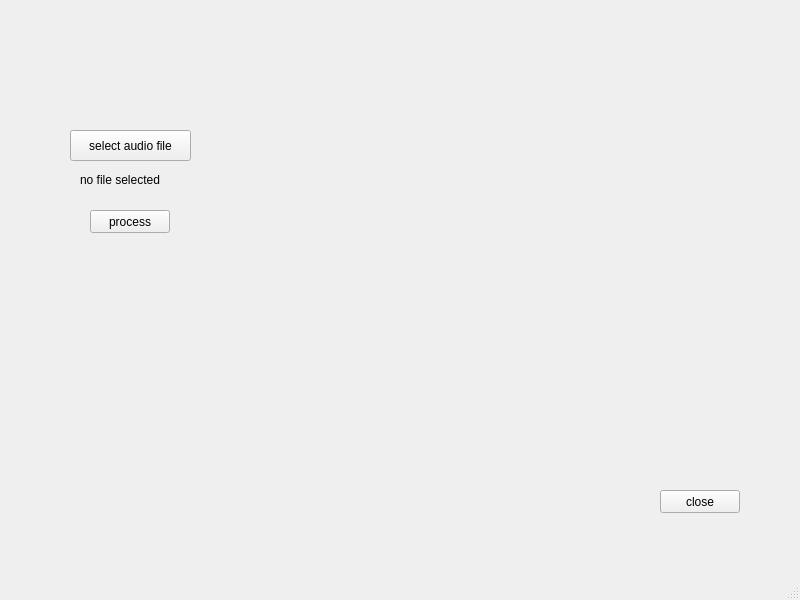
The window that app/views/main_window.ui (michaldudzisz/CTC-speech-recognition) describes before a commit, drawn with Qt 5.
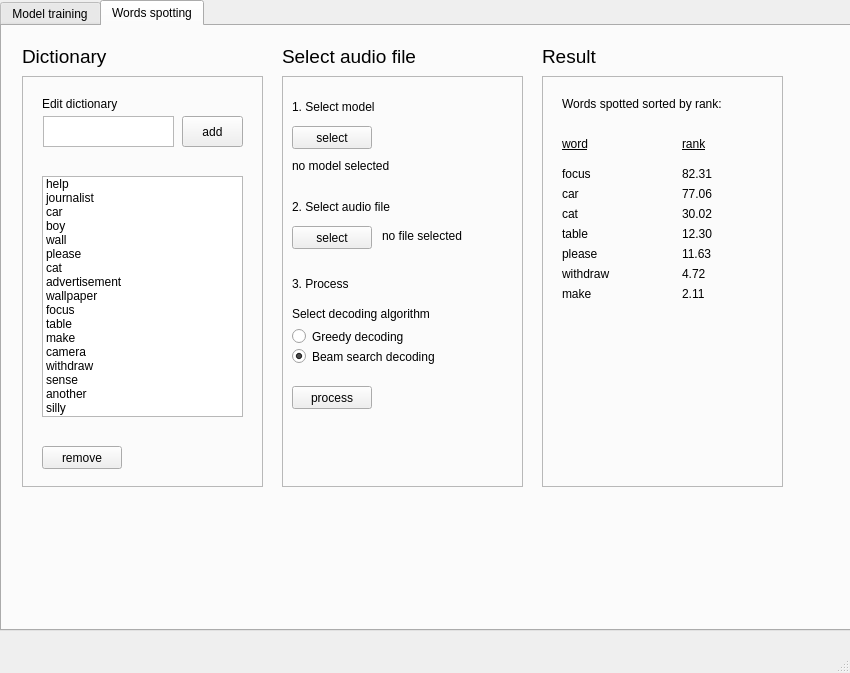
The same window after the commit. The open tabs and pages were chosen to show the change.

What changed in the file:
```diff
--- a/app/views/main_window.ui
+++ b/app/views/main_window.ui
@@ -6,65 +6,1207 @@
    <rect>
     <x>0</x>
     <y>0</y>
-    <width>800</width>
-    <height>600</height>
+    <width>850</width>
+    <height>673</height>
    </rect>
   </property>
   <property name="windowTitle">
-   <string>MainWindow</string>
+   <string>Key words spotting system</string>
+  </property>
+  <property name="autoFillBackground">
+   <bool>false</bool>
+  </property>
+  <property name="styleSheet">
+   <string notr="true">QMainWindow {background: '#faf9f5';}</string>
   </property>
   <widget class="QWidget" name="centralwidget">
-   <widget class="QPushButton" name="selectAudioFileButton">
-    <property name="geometry">
-     <rect>
-      <x>70</x>
-      <y>130</y>
-      <width>121</width>
-      <height>31</height>
-     </rect>
-    </property>
-    <property name="text">
-     <string>select audio file</string>
-    </property>
-   </widget>
-   <widget class="QPushButton" name="closeButton">
-    <property name="geometry">
-     <rect>
-      <x>660</x>
-      <y>490</y>
-      <width>80</width>
-      <height>23</height>
-     </rect>
-    </property>
-    <property name="text">
-     <string>close</string>
-    </property>
-   </widget>
-   <widget class="QLabel" name="selectedFilenameLabel">
-    <property name="geometry">
-     <rect>
-      <x>80</x>
-      <y>170</y>
-      <width>201</width>
-      <height>20</height>
-     </rect>
-    </property>
-    <property name="text">
-     <string>no file selected</string>
-    </property>
-   </widget>
-   <widget class="QPushButton" name="processButton">
-    <property name="geometry">
-     <rect>
-      <x>90</x>
-      <y>210</y>
-      <width>80</width>
-      <height>23</height>
-     </rect>
-    </property>
-    <property name="text">
-     <string>process</string>
-    </property>
+   <widget class="QTabWidget" name="tabWidget">
+    <property name="geometry">
+     <rect>
+      <x>0</x>
+      <y>0</y>
+      <width>851</width>
+      <height>631</height>
+     </rect>
+    </property>
+    <property name="currentIndex">
+     <number>0</number>
+    </property>
+    <widget class="QWidget" name="tab">
+     <attribute name="title">
+      <string>Model training</string>
+     </attribute>
+     <widget class="QLabel" name="label">
+      <property name="geometry">
+       <rect>
+        <x>10</x>
+        <y>10</y>
+        <width>121</width>
+        <height>21</height>
+       </rect>
+      </property>
+      <property name="font">
+       <font>
+        <pointsize>14</pointsize>
+       </font>
+      </property>
+      <property name="text">
+       <string>Train model</string>
+      </property>
+     </widget>
+     <widget class="QFrame" name="frame">
+      <property name="geometry">
+       <rect>
+        <x>10</x>
+        <y>40</y>
+        <width>501</width>
+        <height>541</height>
+       </rect>
+      </property>
+      <property name="frameShape">
+       <enum>QFrame::StyledPanel</enum>
+      </property>
+      <property name="frameShadow">
+       <enum>QFrame::Raised</enum>
+      </property>
+      <widget class="QLabel" name="label_2">
+       <property name="geometry">
+        <rect>
+         <x>10</x>
+         <y>20</y>
+         <width>201</width>
+         <height>21</height>
+        </rect>
+       </property>
+       <property name="text">
+        <string>1. Select path to TIMIT database</string>
+       </property>
+      </widget>
+      <widget class="QLabel" name="selectedFilenameLabel_2">
+       <property name="geometry">
+        <rect>
+         <x>120</x>
+         <y>50</y>
+         <width>221</width>
+         <height>20</height>
+        </rect>
+       </property>
+       <property name="text">
+        <string>/home/michal/Documents/TIMIT</string>
+       </property>
+      </widget>
+      <widget class="QLabel" name="label_3">
+       <property name="geometry">
+        <rect>
+         <x>10</x>
+         <y>80</y>
+         <width>161</width>
+         <height>31</height>
+        </rect>
+       </property>
+       <property name="text">
+        <string>2. Extract features</string>
+       </property>
+      </widget>
+      <widget class="QPushButton" name="pushButton_2">
+       <property name="geometry">
+        <rect>
+         <x>30</x>
+         <y>120</y>
+         <width>80</width>
+         <height>23</height>
+        </rect>
+       </property>
+       <property name="text">
+        <string>extract</string>
+       </property>
+      </widget>
+      <widget class="QLabel" name="label_4">
+       <property name="geometry">
+        <rect>
+         <x>10</x>
+         <y>160</y>
+         <width>59</width>
+         <height>15</height>
+        </rect>
+       </property>
+       <property name="text">
+        <string>3. Train</string>
+       </property>
+      </widget>
+      <widget class="QPushButton" name="pushButton_3">
+       <property name="geometry">
+        <rect>
+         <x>30</x>
+         <y>330</y>
+         <width>80</width>
+         <height>23</height>
+        </rect>
+       </property>
+       <property name="text">
+        <string>train</string>
+       </property>
+      </widget>
+      <widget class="QPushButton" name="pushButton">
+       <property name="geometry">
+        <rect>
+         <x>30</x>
+         <y>50</y>
+         <width>80</width>
+         <height>23</height>
+        </rect>
+       </property>
+       <property name="text">
+        <string>select</string>
+       </property>
+      </widget>
+      <widget class="QPushButton" name="pushButton_6">
+       <property name="geometry">
+        <rect>
+         <x>30</x>
+         <y>210</y>
+         <width>80</width>
+         <height>23</height>
+        </rect>
+       </property>
+       <property name="text">
+        <string>select</string>
+       </property>
+      </widget>
+      <widget class="QLabel" name="label_9">
+       <property name="geometry">
+        <rect>
+         <x>30</x>
+         <y>180</y>
+         <width>271</width>
+         <height>21</height>
+        </rect>
+       </property>
+       <property name="text">
+        <string>Select directory where models will be saved</string>
+       </property>
+      </widget>
+      <widget class="QLabel" name="selectedFilenameLabel_4">
+       <property name="geometry">
+        <rect>
+         <x>130</x>
+         <y>210</y>
+         <width>231</width>
+         <height>20</height>
+        </rect>
+       </property>
+       <property name="text">
+        <string>/home/michal/Documents/models</string>
+       </property>
+      </widget>
+      <widget class="QCheckBox" name="checkBox">
+       <property name="geometry">
+        <rect>
+         <x>30</x>
+         <y>250</y>
+         <width>151</width>
+         <height>21</height>
+        </rect>
+       </property>
+       <property name="text">
+        <string>save training logs to</string>
+       </property>
+       <property name="checked">
+        <bool>true</bool>
+       </property>
+      </widget>
+      <widget class="QLabel" name="label_11">
+       <property name="geometry">
+        <rect>
+         <x>30</x>
+         <y>360</y>
+         <width>251</width>
+         <height>16</height>
+        </rect>
+       </property>
+       <property name="text">
+        <string>current epoch:               3</string>
+       </property>
+      </widget>
+      <widget class="QLabel" name="label_12">
+       <property name="geometry">
+        <rect>
+         <x>30</x>
+         <y>380</y>
+         <width>251</width>
+         <height>16</height>
+        </rect>
+       </property>
+       <property name="text">
+        <string>current sample:             120</string>
+       </property>
+      </widget>
+      <widget class="QLabel" name="label_13">
+       <property name="geometry">
+        <rect>
+         <x>30</x>
+         <y>400</y>
+         <width>221</width>
+         <height>16</height>
+        </rect>
+       </property>
+       <property name="text">
+        <string>current loss:                  84.22</string>
+       </property>
+      </widget>
+      <widget class="QPushButton" name="pushButton_9">
+       <property name="geometry">
+        <rect>
+         <x>180</x>
+         <y>250</y>
+         <width>80</width>
+         <height>23</height>
+        </rect>
+       </property>
+       <property name="text">
+        <string>select</string>
+       </property>
+      </widget>
+      <widget class="QLabel" name="selectedFilenameLabel_6">
+       <property name="geometry">
+        <rect>
+         <x>270</x>
+         <y>250</y>
+         <width>221</width>
+         <height>20</height>
+        </rect>
+       </property>
+       <property name="text">
+        <string>/home/michal/Documents/logs</string>
+       </property>
+      </widget>
+      <widget class="QPushButton" name="pushButton_11">
+       <property name="geometry">
+        <rect>
+         <x>200</x>
+         <y>500</y>
+         <width>91</width>
+         <height>23</height>
+        </rect>
+       </property>
+       <property name="text">
+        <string>stop training</string>
+       </property>
+      </widget>
+      <widget class="QProgressBar" name="progressBar">
+       <property name="geometry">
+        <rect>
+         <x>30</x>
+         <y>460</y>
+         <width>431</width>
+         <height>23</height>
+        </rect>
+       </property>
+       <property name="value">
+        <number>24</number>
+       </property>
+      </widget>
+      <widget class="QSlider" name="horizontalSlider">
+       <property name="geometry">
+        <rect>
+         <x>140</x>
+         <y>300</y>
+         <width>160</width>
+         <height>16</height>
+        </rect>
+       </property>
+       <property name="maximum">
+        <number>20</number>
+       </property>
+       <property name="value">
+        <number>8</number>
+       </property>
+       <property name="tracking">
+        <bool>true</bool>
+       </property>
+       <property name="orientation">
+        <enum>Qt::Horizontal</enum>
+       </property>
+       <property name="invertedAppearance">
+        <bool>false</bool>
+       </property>
+      </widget>
+      <widget class="QLabel" name="label_37">
+       <property name="geometry">
+        <rect>
+         <x>30</x>
+         <y>296</y>
+         <width>101</width>
+         <height>20</height>
+        </rect>
+       </property>
+       <property name="text">
+        <string>Max epochs:  8</string>
+       </property>
+      </widget>
+      <widget class="QLabel" name="label_38">
+       <property name="geometry">
+        <rect>
+         <x>120</x>
+         <y>120</y>
+         <width>371</width>
+         <height>21</height>
+        </rect>
+       </property>
+       <property name="text">
+        <string>features saved to /home/michal/Documents/own_train_ctc</string>
+       </property>
+      </widget>
+      <widget class="QLabel" name="label_39">
+       <property name="geometry">
+        <rect>
+         <x>140</x>
+         <y>280</y>
+         <width>21</width>
+         <height>16</height>
+        </rect>
+       </property>
+       <property name="text">
+        <string>1</string>
+       </property>
+      </widget>
+      <widget class="QLabel" name="label_40">
+       <property name="geometry">
+        <rect>
+         <x>280</x>
+         <y>280</y>
+         <width>59</width>
+         <height>20</height>
+        </rect>
+       </property>
+       <property name="text">
+        <string>20</string>
+       </property>
+      </widget>
+      <widget class="QLabel" name="label_41">
+       <property name="geometry">
+        <rect>
+         <x>30</x>
+         <y>420</y>
+         <width>211</width>
+         <height>16</height>
+        </rect>
+       </property>
+       <property name="text">
+        <string>last epoch accuracy:     57.22%</string>
+       </property>
+      </widget>
+     </widget>
+     <widget class="QLabel" name="label_5">
+      <property name="geometry">
+       <rect>
+        <x>540</x>
+        <y>10</y>
+        <width>271</width>
+        <height>21</height>
+       </rect>
+      </property>
+      <property name="font">
+       <font>
+        <pointsize>14</pointsize>
+       </font>
+      </property>
+      <property name="text">
+       <string>Test model using test data</string>
+      </property>
+     </widget>
+     <widget class="QFrame" name="frame_2">
+      <property name="geometry">
+       <rect>
+        <x>540</x>
+        <y>40</y>
+        <width>281</width>
+        <height>361</height>
+       </rect>
+      </property>
+      <property name="frameShape">
+       <enum>QFrame::StyledPanel</enum>
+      </property>
+      <property name="frameShadow">
+       <enum>QFrame::Raised</enum>
+      </property>
+      <widget class="QLabel" name="label_6">
+       <property name="geometry">
+        <rect>
+         <x>10</x>
+         <y>20</y>
+         <width>111</width>
+         <height>21</height>
+        </rect>
+       </property>
+       <property name="text">
+        <string>1. Select model</string>
+       </property>
+      </widget>
+      <widget class="QPushButton" name="pushButton_4">
+       <property name="geometry">
+        <rect>
+         <x>30</x>
+         <y>50</y>
+         <width>80</width>
+         <height>23</height>
+        </rect>
+       </property>
+       <property name="text">
+        <string>select</string>
+       </property>
+      </widget>
+      <widget class="QLabel" name="label_7">
+       <property name="geometry">
+        <rect>
+         <x>10</x>
+         <y>130</y>
+         <width>59</width>
+         <height>15</height>
+        </rect>
+       </property>
+       <property name="text">
+        <string>2. Test</string>
+       </property>
+      </widget>
+      <widget class="QPushButton" name="pushButton_5">
+       <property name="geometry">
+        <rect>
+         <x>30</x>
+         <y>240</y>
+         <width>80</width>
+         <height>23</height>
+        </rect>
+       </property>
+       <property name="text">
+        <string>test</string>
+       </property>
+      </widget>
+      <widget class="QLabel" name="selectedFilenameLabel_3">
+       <property name="geometry">
+        <rect>
+         <x>30</x>
+         <y>90</y>
+         <width>161</width>
+         <height>20</height>
+        </rect>
+       </property>
+       <property name="text">
+        <string>no model selected</string>
+       </property>
+      </widget>
+      <widget class="QRadioButton" name="radioButton">
+       <property name="geometry">
+        <rect>
+         <x>20</x>
+         <y>180</y>
+         <width>141</width>
+         <height>21</height>
+        </rect>
+       </property>
+       <property name="text">
+        <string>Greedy decoding</string>
+       </property>
+       <property name="checked">
+        <bool>true</bool>
+       </property>
+      </widget>
+      <widget class="QLabel" name="label_10">
+       <property name="geometry">
+        <rect>
+         <x>20</x>
+         <y>160</y>
+         <width>171</width>
+         <height>16</height>
+        </rect>
+       </property>
+       <property name="text">
+        <string>Select decoding algorithm</string>
+       </property>
+      </widget>
+      <widget class="QRadioButton" name="radioButton_2">
+       <property name="geometry">
+        <rect>
+         <x>20</x>
+         <y>200</y>
+         <width>171</width>
+         <height>21</height>
+        </rect>
+       </property>
+       <property name="text">
+        <string>Beam search decoding</string>
+       </property>
+      </widget>
+      <widget class="QLabel" name="selectedFilenameLabel_5">
+       <property name="geometry">
+        <rect>
+         <x>120</x>
+         <y>50</y>
+         <width>171</width>
+         <height>20</height>
+        </rect>
+       </property>
+       <property name="text">
+        <string>no file selected</string>
+       </property>
+      </widget>
+      <widget class="QLabel" name="label_43">
+       <property name="geometry">
+        <rect>
+         <x>20</x>
+         <y>290</y>
+         <width>151</width>
+         <height>16</height>
+        </rect>
+       </property>
+       <property name="text">
+        <string>Model accuracy:</string>
+       </property>
+      </widget>
+     </widget>
+     <widget class="QPushButton" name="closeButton">
+      <property name="geometry">
+       <rect>
+        <x>720</x>
+        <y>500</y>
+        <width>80</width>
+        <height>23</height>
+       </rect>
+      </property>
+      <property name="text">
+       <string>close</string>
+      </property>
+     </widget>
+    </widget>
+    <widget class="QWidget" name="tab_2">
+     <attribute name="title">
+      <string>Words spotting</string>
+     </attribute>
+     <widget class="QLabel" name="label_8">
+      <property name="geometry">
+       <rect>
+        <x>280</x>
+        <y>20</y>
+        <width>211</width>
+        <height>21</height>
+       </rect>
+      </property>
+      <property name="font">
+       <font>
+        <pointsize>14</pointsize>
+       </font>
+      </property>
+      <property name="text">
+       <string>Select audio file</string>
+      </property>
+     </widget>
+     <widget class="QFrame" name="frame_3">
+      <property name="geometry">
+       <rect>
+        <x>280</x>
+        <y>50</y>
+        <width>241</width>
+        <height>411</height>
+       </rect>
+      </property>
+      <property name="frameShape">
+       <enum>QFrame::StyledPanel</enum>
+      </property>
+      <property name="frameShadow">
+       <enum>QFrame::Raised</enum>
+      </property>
+      <widget class="QPushButton" name="selectAudioFileButton">
+       <property name="geometry">
+        <rect>
+         <x>10</x>
+         <y>150</y>
+         <width>80</width>
+         <height>23</height>
+        </rect>
+       </property>
+       <property name="text">
+        <string>select</string>
+       </property>
+      </widget>
+      <widget class="QPushButton" name="processButton">
+       <property name="geometry">
+        <rect>
+         <x>10</x>
+         <y>310</y>
+         <width>80</width>
+         <height>23</height>
+        </rect>
+       </property>
+       <property name="text">
+        <string>process</string>
+       </property>
+      </widget>
+      <widget class="QLabel" name="selectedFilenameLabel">
+       <property name="geometry">
+        <rect>
+         <x>100</x>
+         <y>150</y>
+         <width>151</width>
+         <height>20</height>
+        </rect>
+       </property>
+       <property name="text">
+        <string>no file selected</string>
+       </property>
+      </widget>
+      <widget class="QLabel" name="label_14">
+       <property name="geometry">
+        <rect>
+         <x>10</x>
+         <y>120</y>
+         <width>131</width>
+         <height>21</height>
+        </rect>
+       </property>
+       <property name="text">
+        <string>2. Select audio file</string>
+       </property>
+      </widget>
+      <widget class="QLabel" name="label_15">
+       <property name="geometry">
+        <rect>
+         <x>10</x>
+         <y>200</y>
+         <width>81</width>
+         <height>16</height>
+        </rect>
+       </property>
+       <property name="text">
+        <string>3. Process</string>
+       </property>
+      </widget>
+      <widget class="QRadioButton" name="radioButton_3">
+       <property name="geometry">
+        <rect>
+         <x>10</x>
+         <y>270</y>
+         <width>171</width>
+         <height>21</height>
+        </rect>
+       </property>
+       <property name="text">
+        <string>Beam search decoding</string>
+       </property>
+       <property name="checked">
+        <bool>true</bool>
+       </property>
+      </widget>
+      <widget class="QLabel" name="label_16">
+       <property name="geometry">
+        <rect>
+         <x>10</x>
+         <y>230</y>
+         <width>171</width>
+         <height>16</height>
+        </rect>
+       </property>
+       <property name="text">
+        <string>Select decoding algorithm</string>
+       </property>
+      </widget>
+      <widget class="QRadioButton" name="radioButton_4">
+       <property name="geometry">
+        <rect>
+         <x>10</x>
+         <y>250</y>
+         <width>141</width>
+         <height>21</height>
+        </rect>
+       </property>
+       <property name="text">
+        <string>Greedy decoding</string>
+       </property>
+      </widget>
+      <widget class="QLabel" name="selectedFilenameLabel_7">
+       <property name="geometry">
+        <rect>
+         <x>10</x>
+         <y>80</y>
+         <width>161</width>
+         <height>20</height>
+        </rect>
+       </property>
+       <property name="text">
+        <string>no model selected</string>
+       </property>
+      </widget>
+      <widget class="QLabel" name="label_42">
+       <property name="geometry">
+        <rect>
+         <x>10</x>
+         <y>20</y>
+         <width>111</width>
+         <height>21</height>
+        </rect>
+       </property>
+       <property name="text">
+        <string>1. Select model</string>
+       </property>
+      </widget>
+      <widget class="QPushButton" name="pushButton_10">
+       <property name="geometry">
+        <rect>
+         <x>10</x>
+         <y>50</y>
+         <width>80</width>
+         <height>23</height>
+        </rect>
+       </property>
+       <property name="text">
+        <string>select</string>
+       </property>
+      </widget>
+     </widget>
+     <widget class="QFrame" name="frame_4">
+      <property name="geometry">
+       <rect>
+        <x>20</x>
+        <y>50</y>
+        <width>241</width>
+        <height>411</height>
+       </rect>
+      </property>
+      <property name="frameShape">
+       <enum>QFrame::StyledPanel</enum>
+      </property>
+      <property name="frameShadow">
+       <enum>QFrame::Raised</enum>
+      </property>
+      <widget class="QLabel" name="label_18">
+       <property name="geometry">
+        <rect>
+         <x>20</x>
+         <y>20</y>
+         <width>111</width>
+         <height>16</height>
+        </rect>
+       </property>
+       <property name="text">
+        <string>Edit dictionary</string>
+       </property>
+      </widget>
+      <widget class="QTextEdit" name="textEdit">
+       <property name="geometry">
+        <rect>
+         <x>21</x>
+         <y>40</y>
+         <width>131</width>
+         <height>31</height>
+        </rect>
+       </property>
+      </widget>
+      <widget class="QPushButton" name="pushButton_7">
+       <property name="geometry">
+        <rect>
+         <x>160</x>
+         <y>40</y>
+         <width>61</width>
+         <height>31</height>
+        </rect>
+       </property>
+       <property name="text">
+        <string>add</string>
+       </property>
+      </widget>
+      <widget class="QListWidget" name="listWidget">
+       <property name="geometry">
+        <rect>
+         <x>20</x>
+         <y>100</y>
+         <width>201</width>
+         <height>241</height>
+        </rect>
+       </property>
+       <item>
+        <property name="text">
+         <string>help</string>
+        </property>
+       </item>
+       <item>
+        <property name="text">
+         <string>journalist</string>
+        </property>
+       </item>
+       <item>
+        <property name="text">
+         <string>car</string>
+        </property>
+       </item>
+       <item>
+        <property name="text">
+         <string>boy</string>
+        </property>
+       </item>
+       <item>
+        <property name="text">
+         <string>wall</string>
+        </property>
+       </item>
+       <item>
+        <property name="text">
+         <string>please</string>
+        </property>
+       </item>
+       <item>
+        <property name="text">
+         <string>cat</string>
+        </property>
+       </item>
+       <item>
+        <property name="text">
+         <string>advertisement</string>
+        </property>
+       </item>
+       <item>
+        <property name="text">
+         <string>wallpaper</string>
+        </property>
+       </item>
+       <item>
+        <property name="text">
+         <string>focus</string>
+        </property>
+       </item>
+       <item>
+        <property name="text">
+         <string>table</string>
+        </property>
+       </item>
+       <item>
+        <property name="text">
+         <string>make</string>
+        </property>
+       </item>
+       <item>
+        <property name="text">
+         <string>camera</string>
+        </property>
+       </item>
+       <item>
+        <property name="text">
+         <string>withdraw</string>
+        </property>
+       </item>
+       <item>
+        <property name="text">
+         <string>sense</string>
+        </property>
+       </item>
+       <item>
+        <property name="text">
+         <string>another</string>
+        </property>
+       </item>
+       <item>
+        <property name="text">
+         <string>silly</string>
+        </property>
+       </item>
+      </widget>
+      <widget class="QPushButton" name="pushButton_8">
+       <property name="geometry">
+        <rect>
+         <x>20</x>
+         <y>370</y>
+         <width>80</width>
+         <height>23</height>
+        </rect>
+       </property>
+       <property name="text">
+        <string>remove</string>
+       </property>
+      </widget>
+     </widget>
+     <widget class="QLabel" name="label_17">
+      <property name="geometry">
+       <rect>
+        <x>20</x>
+        <y>20</y>
+        <width>161</width>
+        <height>21</height>
+       </rect>
+      </property>
+      <property name="font">
+       <font>
+        <pointsize>14</pointsize>
+       </font>
+      </property>
+      <property name="text">
+       <string>Dictionary</string>
+      </property>
+     </widget>
+     <widget class="QLabel" name="label_19">
+      <property name="geometry">
+       <rect>
+        <x>540</x>
+        <y>20</y>
+        <width>161</width>
+        <height>21</height>
+       </rect>
+      </property>
+      <property name="font">
+       <font>
+        <pointsize>14</pointsize>
+       </font>
+      </property>
+      <property name="text">
+       <string>Result</string>
+      </property>
+     </widget>
+     <widget class="QFrame" name="frame_5">
+      <property name="geometry">
+       <rect>
+        <x>540</x>
+        <y>50</y>
+        <width>241</width>
+        <height>411</height>
+       </rect>
+      </property>
+      <property name="frameShape">
+       <enum>QFrame::StyledPanel</enum>
+      </property>
+      <property name="frameShadow">
+       <enum>QFrame::Raised</enum>
+      </property>
+      <widget class="QLabel" name="label_20">
+       <property name="geometry">
+        <rect>
+         <x>20</x>
+         <y>20</y>
+         <width>191</width>
+         <height>16</height>
+        </rect>
+       </property>
+       <property name="text">
+        <string>Words spotted sorted by rank:</string>
+       </property>
+      </widget>
+      <widget class="QLabel" name="label_21">
+       <property name="geometry">
+        <rect>
+         <x>20</x>
+         <y>60</y>
+         <width>59</width>
+         <height>15</height>
+        </rect>
+       </property>
+       <property name="font">
+        <font>
+         <italic>false</italic>
+         <underline>true</underline>
+        </font>
+       </property>
+       <property name="text">
+        <string>word</string>
+       </property>
+      </widget>
+      <widget class="QLabel" name="label_22">
+       <property name="geometry">
+        <rect>
+         <x>140</x>
+         <y>60</y>
+         <width>59</width>
+         <height>15</height>
+        </rect>
+       </property>
+       <property name="font">
+        <font>
+         <underline>true</underline>
+        </font>
+       </property>
+       <property name="text">
+        <string>rank</string>
+       </property>
+      </widget>
+      <widget class="QLabel" name="label_23">
+       <property name="geometry">
+        <rect>
+         <x>20</x>
+         <y>90</y>
+         <width>59</width>
+         <height>15</height>
+        </rect>
+       </property>
+       <property name="text">
+        <string>focus</string>
+       </property>
+      </widget>
+      <widget class="QLabel" name="label_24">
+       <property name="geometry">
+        <rect>
+         <x>20</x>
+         <y>110</y>
+         <width>59</width>
+         <height>15</height>
+        </rect>
+       </property>
+       <property name="text">
+        <string>car</string>
+       </property>
+      </widget>
+      <widget class="QLabel" name="label_25">
+       <property name="geometry">
+        <rect>
+         <x>20</x>
+         <y>130</y>
+         <width>59</width>
+         <height>15</height>
+        </rect>
+       </property>
+       <property name="text">
+        <string>cat</string>
+       </property>
+      </widget>
+      <widget class="QLabel" name="label_26">
+       <property name="geometry">
+        <rect>
+         <x>20</x>
+         <y>150</y>
+         <width>59</width>
+         <height>15</height>
+        </rect>
+       </property>
+       <property name="text">
+        <string>table</string>
+       </property>
+      </widget>
+      <widget class="QLabel" name="label_27">
+       <property name="geometry">
+        <rect>
+         <x>20</x>
+         <y>170</y>
+         <width>59</width>
+         <height>15</height>
+        </rect>
+       </property>
+       <property name="text">
+        <string>please</string>
+       </property>
+      </widget>
+      <widget class="QLabel" name="label_28">
+       <property name="geometry">
+        <rect>
+         <x>20</x>
+         <y>190</y>
+         <width>59</width>
+         <height>15</height>
+        </rect>
+       </property>
+       <property name="text">
+        <string>withdraw</string>
+       </property>
+      </widget>
+      <widget class="QLabel" name="label_29">
+       <property name="geometry">
+        <rect>
+         <x>20</x>
+         <y>210</y>
+         <width>59</width>
+         <height>15</height>
+        </rect>
+       </property>
+       <property name="text">
+        <string>make</string>
+       </property>
+      </widget>
+      <widget class="QLabel" name="label_30">
+       <property name="geometry">
+        <rect>
+         <x>140</x>
+         <y>90</y>
+         <width>59</width>
+         <height>15</height>
+        </rect>
+       </property>
+       <property name="text">
+        <string>82.31</string>
+       </property>
+      </widget>
+      <widget class="QLabel" name="label_31">
+       <property name="geometry">
+        <rect>
+         <x>140</x>
+         <y>110</y>
+         <width>59</width>
+         <height>15</height>
+        </rect>
+       </property>
+       <property name="text">
+        <string>77.06</string>
+       </property>
+      </widget>
+      <widget class="QLabel" name="label_32">
+       <property name="geometry">
+        <rect>
+         <x>140</x>
+         <y>210</y>
+         <width>59</width>
+         <height>15</height>
+        </rect>
+       </property>
+       <property name="text">
+        <string>2.11</string>
+       </property>
+      </widget>
+      <widget class="QLabel" name="label_33">
+       <property name="geometry">
+        <rect>
+         <x>140</x>
+         <y>150</y>
+         <width>59</width>
+         <height>15</height>
+        </rect>
+       </property>
+       <property name="text">
+        <string>12.30</string>
+       </property>
+      </widget>
+      <widget class="QLabel" name="label_34">
+       <property name="geometry">
+        <rect>
+         <x>140</x>
+         <y>130</y>
+         <width>59</width>
+         <height>15</height>
+        </rect>
+       </property>
+       <property name="text">
+        <string>30.02</string>
+       </property>
+      </widget>
+      <widget class="QLabel" name="label_35">
+       <property name="geometry">
+        <rect>
+         <x>140</x>
+         <y>170</y>
+         <width>59</width>
+         <height>15</height>
+        </rect>
+       </property>
+       <property name="text">
+        <string>11.63</string>
+       </property>
+      </widget>
+      <widget class="QLabel" name="label_36">
+       <property name="geometry">
+        <rect>
+         <x>140</x>
+         <y>190</y>
+         <width>59</width>
+         <height>15</height>
+        </rect>
+       </property>
+       <property name="text">
+        <string>4.72</string>
+       </property>
+      </widget>
+     </widget>
+    </widget>
    </widget>
   </widget>
   <widget class="QMenuBar" name="menubar">
```
Left out of the diff: 2 changed lines with no effect on the pictures.
